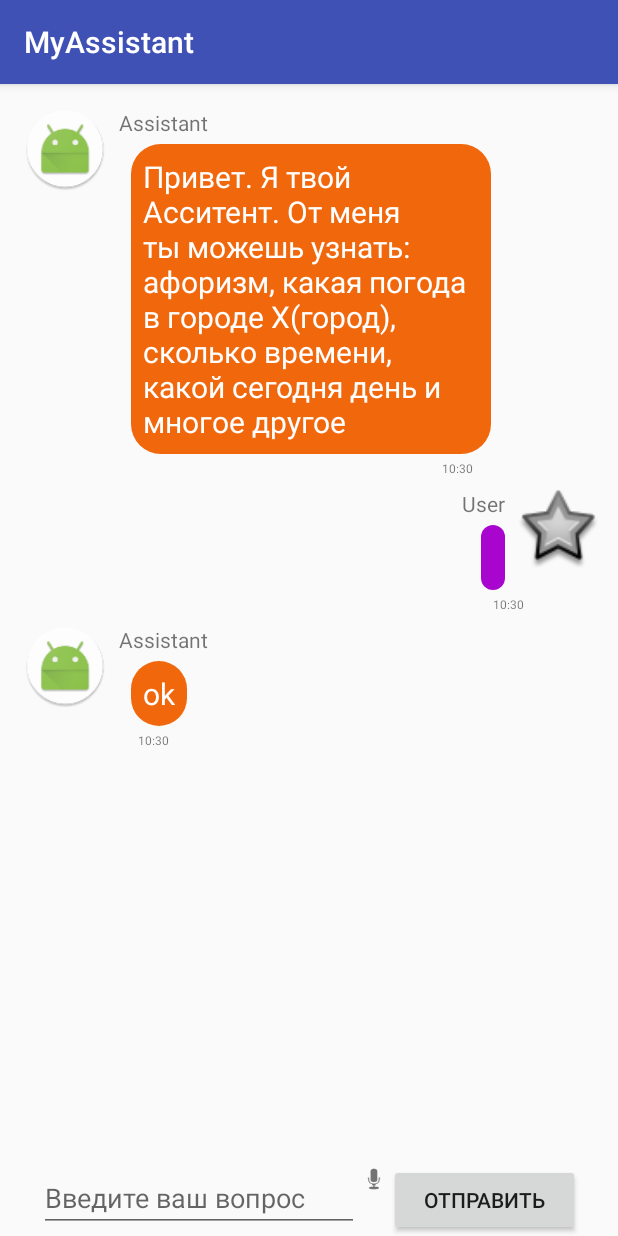
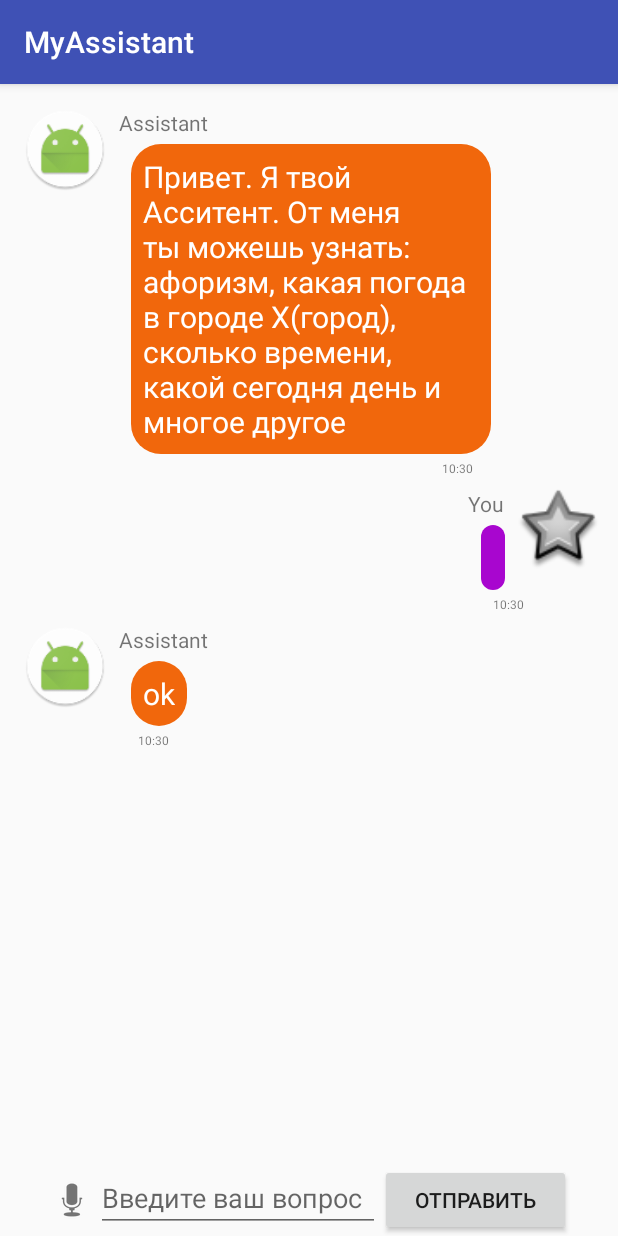
Before and after one commit to LisPI/AndroidNewStart, an Android app: the screen it shows after launch (MainActivity), after a tap on "ОТПРАВИТЬ", on a phone screen of 412 x 824 dp. Run offline under Robolectric (Android 15) with nearby library versions, the phone set to English and light mode, and no system bars.

Commit message:
release 1.002

```diff
--- a/app/build.gradle
+++ b/app/build.gradle
@@ -6,8 +6,8 @@ android {
         applicationId "com.develop.lis.assistant"
         minSdkVersion 19
         targetSdkVersion 28
-        versionCode 1
-        versionName "1.001"
+        versionCode 2
+        versionName "1.002"
         testInstrumentationRunner "android.support.test.runner.AndroidJUnitRunner"
     }
     buildTypes {
--- a/app/src/main/java/com/example/lis/hello/AI.java
+++ b/app/src/main/java/com/example/lis/hello/AI.java
@@ -18,12 +18,12 @@ public class AI {
         String full_answer = "";
 
         Map<String, String> db = new HashMap<String, String>() {{
-            put("привет", "и вам здрасьте");
-            put("как дела", "вроде ничего");
-            put("чем занят", "отвечаю на дурацкие вопросы");
-            put("есть ли жизнь на марсе", "конечно есть");
+            put("привет", "И вам здрасьте");
+            put("как дела", "Вроде ничего");
+            put("чем занят", "Отвечаю на дурацкие вопросы");
+            put("есть ли жизнь на марсе", "Конечно есть");
             put("кто президент россии", "Путин");
-            put("какое небо", "голубое");
+            put("какое небо", "Голубое");
             put("какой сегодня день", getCurrentDate());
             put("сколько времени", getCurrentTime());
         }};
--- a/app/src/main/java/com/example/lis/hello/MainActivity.java
+++ b/app/src/main/java/com/example/lis/hello/MainActivity.java
@@ -1,9 +1,12 @@
 package com.example.lis.hello;
 
+import android.content.Intent;
 import android.content.pm.ActivityInfo;
 import android.os.Build;
 import android.os.Bundle;
+import android.speech.RecognizerIntent;
 import android.speech.tts.TextToSpeech;
+import android.support.annotation.Nullable;
 import android.support.annotation.RequiresApi;
 import android.support.v7.app.AppCompatActivity;
 import android.support.v7.widget.LinearLayoutManager;
@@ -11,7 +14,9 @@ import android.support.v7.widget.RecyclerView;
 import android.view.View;
 import android.widget.Button;
 import android.widget.EditText;
+import android.widget.ImageView;
 
+import java.util.ArrayList;
 import java.util.Locale;
 
 //b6da771ca9034d0b94a70813190105
@@ -19,6 +24,7 @@ import java.util.Locale;
 public class MainActivity extends AppCompatActivity {
 
     protected Button sendButton;
+    protected ImageView voiceButton;
     protected RecyclerView chatWindow;
     protected EditText userMessage;
     protected MessageController messageController;
@@ -35,6 +41,7 @@ public class MainActivity extends AppCompatActivity {
         sendButton = findViewById(R.id.sendButton);
         userMessage = findViewById(R.id.userMessage);
         chatWindow = findViewById(R.id.chatWindow);
+        voiceButton = findViewById(R.id.buttonMic);
 
         messageController = new MessageController();
 
@@ -51,16 +58,38 @@ public class MainActivity extends AppCompatActivity {
         });
 
         sendButton.setOnClickListener(new View.OnClickListener() {
-            @RequiresApi(api = Build.VERSION_CODES.N)
             @Override
             public void onClick(View view) {
                 onClickListener();
+            }
+        });
+        voiceButton.setOnClickListener(new View.OnClickListener() {
+            @Override
+            public void onClick(View view) {
+                voiceRecognition();
             }
         });
 
         messageController.messageList.add(new Message(getString(R.string.init_message),false));
         messageController.notifyDataSetChanged();
         chatWindow.scrollToPosition(messageController.messageList.size() - 1);
+    }
+
+    protected void voiceRecognition() {
+        Intent intent = new Intent(RecognizerIntent.ACTION_RECOGNIZE_SPEECH);
+        intent.putExtra(RecognizerIntent.EXTRA_LANGUAGE_MODEL, RecognizerIntent.LANGUAGE_MODEL_FREE_FORM);
+        intent.putExtra(RecognizerIntent.EXTRA_LANGUAGE, new Locale("ru"));
+        startActivityForResult(intent,1);
+    }
+
+    @Override
+    protected void onActivityResult(int requestCode, int resultCode, @Nullable Intent data) {
+        super.onActivityResult(requestCode, resultCode, data);
+
+        if(resultCode == RESULT_OK && data != null) {
+            userMessage.setText(data.getStringArrayListExtra(RecognizerIntent.EXTRA_RESULTS).get(0));
+            onClickListener();
+        }
     }
 
     protected void onClickListener(){
--- a/app/src/main/res/layout/activity_main.xml
+++ b/app/src/main/res/layout/activity_main.xml
@@ -30,22 +30,22 @@
         app:layout_constraintEnd_toEndOf="parent"
         app:layout_constraintStart_toStartOf="parent">
 
+        <ImageView
+            android:id="@+id/buttonMic"
+            android:layout_width="wrap_content"
+            android:layout_height="wrap_content"
+            android:layout_gravity="center_vertical"
+            android:background="@android:drawable/ic_btn_speak_now"
+            android:contentDescription="@string/micImage"
+            android:scaleType="fitCenter" />
+
         <EditText
             android:id="@+id/userMessage"
-            android:layout_width="wrap_content"
+            android:layout_width="189dp"
             android:layout_height="wrap_content"
             android:layout_weight="1"
             android:ems="10"
-            android:hint="@string/question"
-        />
-
-        <ImageView
-            android:id="@+id/button_mic"
-            android:layout_width="20dp"
-            android:layout_height="20dp"
-            android:background="@android:drawable/ic_btn_speak_now"
-            android:scaleType="fitCenter"
-            android:contentDescription="@string/micImage" />
+            android:hint="@string/question" />
 
         <Button
             android:id="@+id/sendButton"
--- a/app/src/main/res/layout/user_message.xml
+++ b/app/src/main/res/layout/user_message.xml
@@ -36,7 +36,7 @@
         android:layout_height="wrap_content"
         android:layout_marginTop="8dp"
         android:layout_marginEnd="8dp"
-        android:text="User"
+        android:text="You"
         app:layout_constraintEnd_toStartOf="@+id/imageView"
         app:layout_constraintTop_toTopOf="parent" />
 
```
